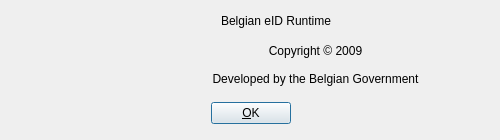
Above: branches/3_5_3/eid-mw/_src/eidmw/eidgui/dlgAbout.ui from yuri-moens/eid-mw before the change. Below: the same form after it.
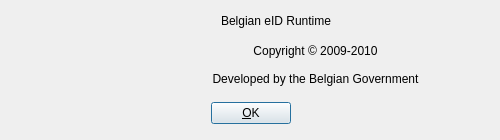
That is the form after the change. Icons and pictures are not drawn.

Commit message: updated copyright notice in the about box to 2009-2010

Patch:
```diff
--- a/branches/3_5_3/eid-mw/_src/eidmw/eidgui/dlgAbout.ui
+++ b/branches/3_5_3/eid-mw/_src/eidmw/eidgui/dlgAbout.ui
@@ -112,7 +112,7 @@
     </rect>
    </property>
    <property name="text">
-    <string>Copyright © 2009</string>
+    <string>Copyright © 2009-2010</string>
    </property>
    <property name="alignment">
     <set>Qt::AlignCenter</set>
```
The commit also changes 8 other files.
